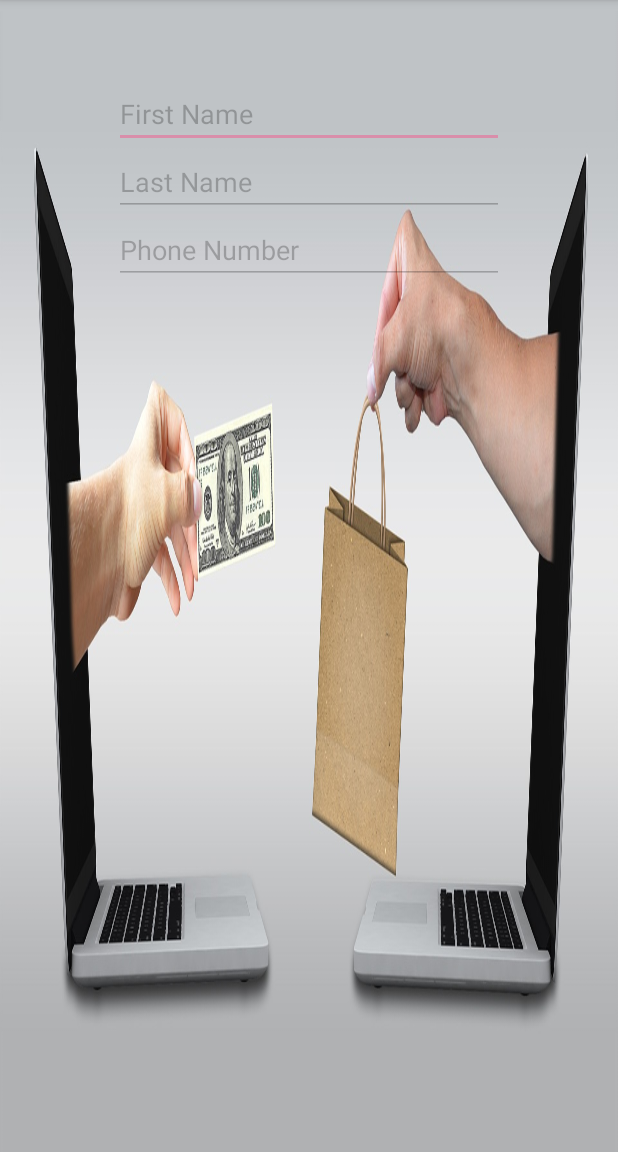
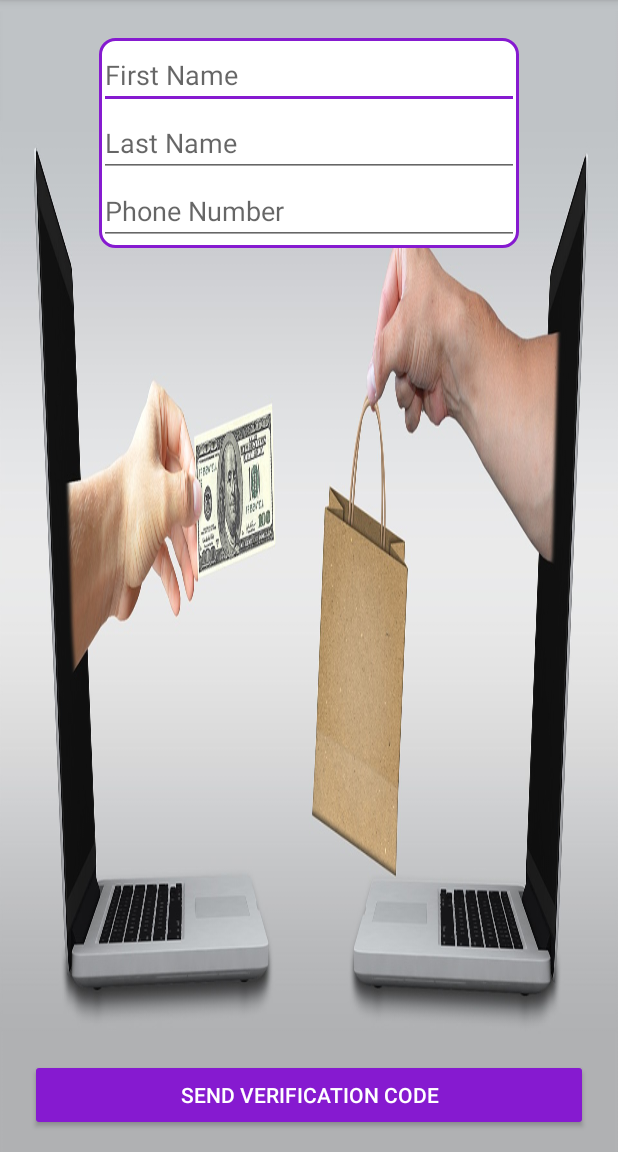
Before and after one commit to Tapszvidzwa/SwapandTop, an Android app: the screen it shows after launch (LoginScreen), on a phone screen of 412 x 824 dp, the part 84-1236 px from its top. Run offline under Robolectric (Android 15) with nearby library versions, the phone set to English and light mode, and no system bars.

Commit message:
login screen with rounded buttons and editText

```diff
--- /dev/null
+++ b/app/src/main/res/drawable/curved_edit_txtv.xml
@@ -0,0 +1,21 @@
+<?xml version="1.0" encoding="utf-8"?>
+<selector
+    android:layout_width="wrap_content"
+    android:layout_height="wrap_content"
+    xmlns:android="http://schemas.android.com/apk/res/android">
+
+    <item>
+        <shape xmlns:android="http://schemas.android.com/apk/res/android"
+            android:layout_width="match_parent"
+            android:layout_height="match_parent">
+
+            <solid android:color="#ffffff"/>
+            <corners android:radius="10dp" />
+            <stroke
+                android:width="2dp"
+                android:color="@color/colorAccent"
+                />
+        </shape>
+    </item>
+
+</selector>
--- a/app/src/main/res/layout/activity_login_screen.xml
+++ b/app/src/main/res/layout/activity_login_screen.xml
@@ -12,26 +12,26 @@
   <LinearLayout
       android:layout_width="wrap_content"
       android:layout_height="wrap_content"
-      android:layout_marginTop="30dp"
-      android:alpha="0.4"
+      android:layout_marginTop="25dp"
+      android:background="@drawable/curved_edit_txtv"
       android:orientation="vertical"
-      android:layout_centerHorizontal="true">
+      android:layout_centerHorizontal="true"
+      android:id="@+id/linearLayout">
 
     <EditText
         android:id="@+id/login_firstName"
-        android:layout_width="260dp"
-        android:layout_height="wrap_content"
-        android:layout_alignParentTop="true"
+        android:layout_marginTop="2dp"
+        android:layout_width="280dp"
+        android:layout_height="45dp"
         android:layout_centerHorizontal="true"
-        android:layout_marginTop="23dp"
         android:ems="12"
         android:hint="First Name"
         android:inputType="textPersonName" />
 
     <EditText
         android:id="@+id/login_lastName"
-        android:layout_width="260dp"
-        android:layout_height="wrap_content"
+        android:layout_width="280dp"
+        android:layout_height="45dp"
         android:layout_alignStart="@+id/login_firstName"
         android:layout_below="@+id/login_firstName"
         android:ems="13"
@@ -40,8 +40,9 @@
 
     <EditText
         android:id="@+id/login_phonenumber"
-        android:layout_width="260dp"
-        android:layout_height="wrap_content"
+        android:layout_width="280dp"
+        android:layout_height="45dp"
+        android:layout_marginBottom="2dp"
         android:layout_alignStart="@+id/login_lastName"
         android:layout_below="@+id/login_lastName"
         android:ems="10"
@@ -50,4 +51,16 @@
 
   </LinearLayout>
 
+  <Button
+      android:id="@+id/send_verification_code"
+      android:backgroundTint="@color/colorAccent"
+      android:textColor="@android:color/white"
+      android:layout_width="match_parent"
+      android:layout_marginRight="20dp"
+      android:layout_marginLeft="20dp"
+      android:layout_height="wrap_content"
+      android:layout_alignParentBottom="true"
+      android:layout_marginBottom="14dp"
+      android:text="@string/send_verification_code" />
+
 </RelativeLayout>
--- a/app/src/main/res/values/colors.xml
+++ b/app/src/main/res/values/colors.xml
@@ -2,5 +2,5 @@
 <resources>
     <color name="colorPrimary">#3F51B5</color>
     <color name="colorPrimaryDark">#303F9F</color>
-    <color name="colorAccent">#FF4081</color>
+    <color name="colorAccent">#861AD0</color>
 </resources>
--- a/app/src/main/res/values/strings.xml
+++ b/app/src/main/res/values/strings.xml
@@ -1,3 +1,6 @@
 <resources>
     <string name="app_name">Swap and Top</string>
+
+    <!-- Strings related to buttons -->
+    <string name="send_verification_code">Send Verification Code</string>
 </resources>
```
